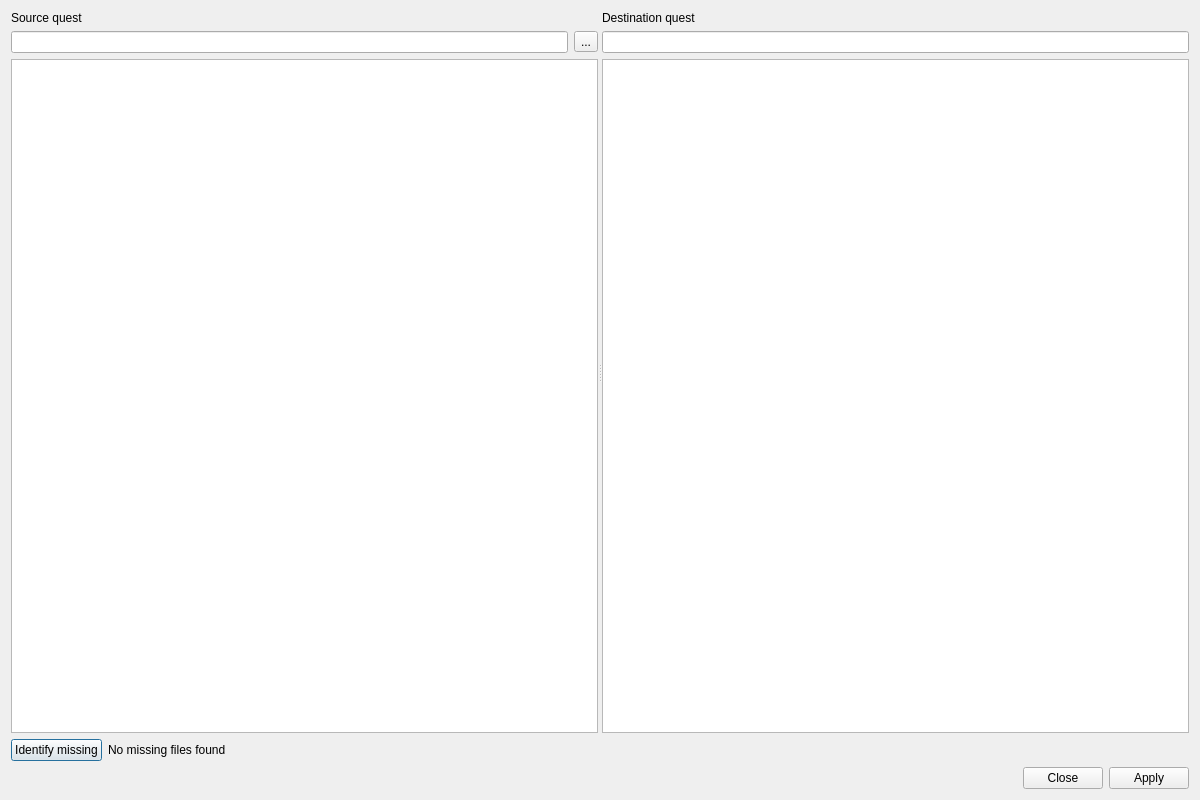
Old version of the form src/widgets/import_dialog.ui in the repository Kangie/solarus.
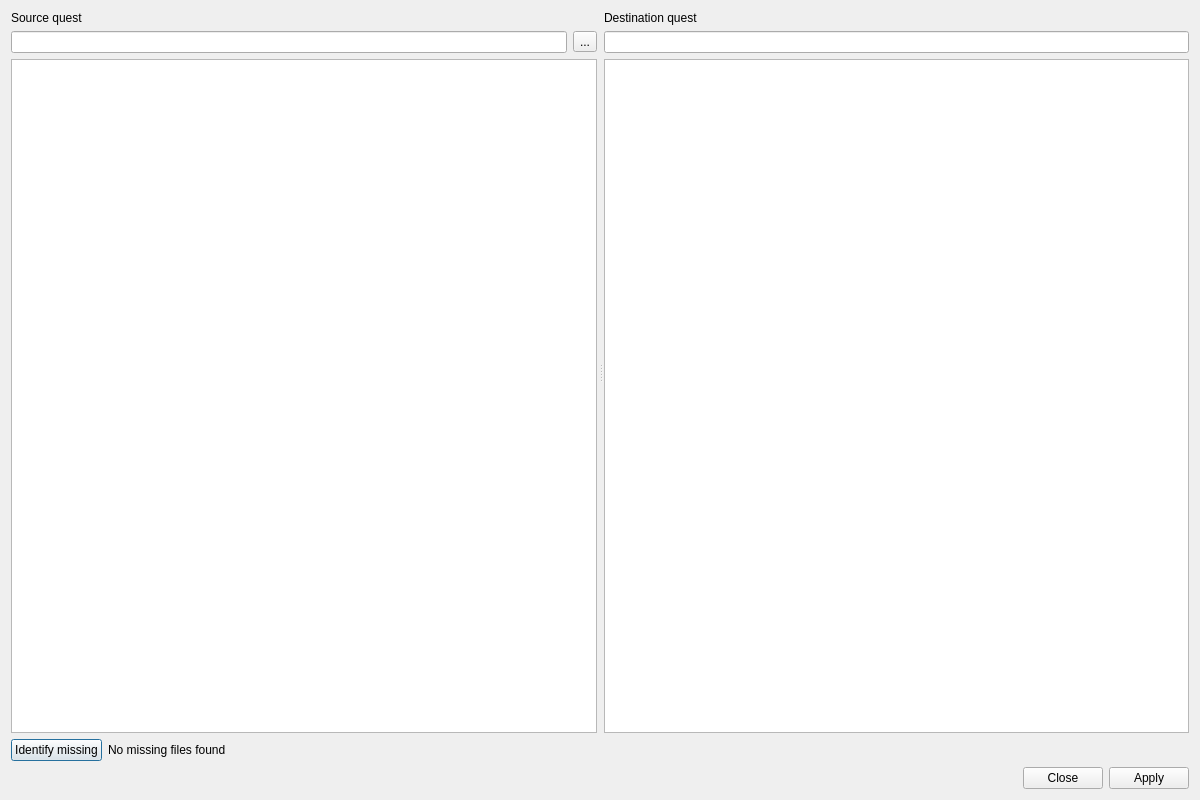
New version of the form. Icons and pictures are not drawn. Custom widgets are drawn as their Qt base class.

Commit message:
Fix splitter handle sizes
Qlementine seems to have a default splitter handle size of 0.

Patch:
```diff
--- a/src/widgets/import_dialog.ui
+++ b/src/widgets/import_dialog.ui
@@ -25,6 +25,9 @@
      <property name="orientation">
       <enum>Qt::Horizontal</enum>
      </property>
+     <property name="handleWidth">
+      <number>7</number>
+     </property>
      <widget class="QWidget" name="layoutWidget">
       <layout class="QVBoxLayout" name="vertical_layout_2">
        <item>
```
The commit also changes 6 other files.
